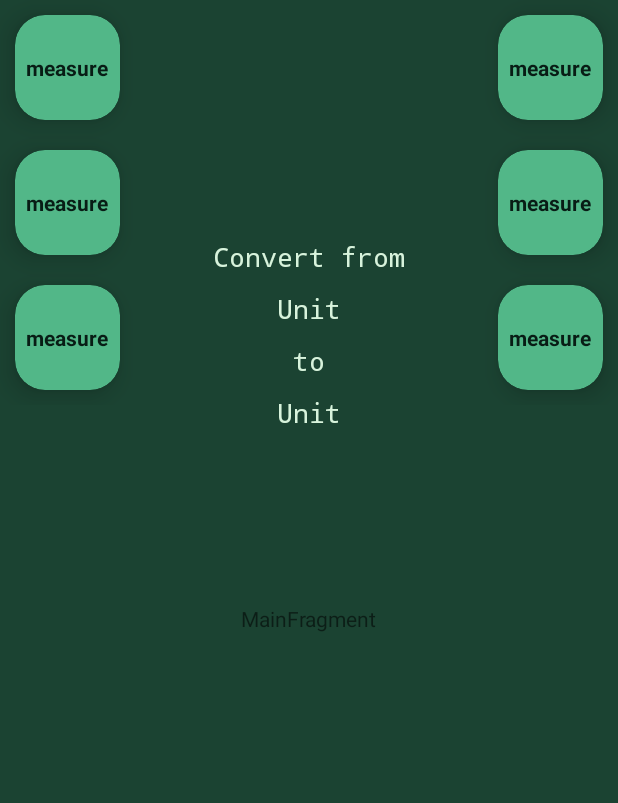
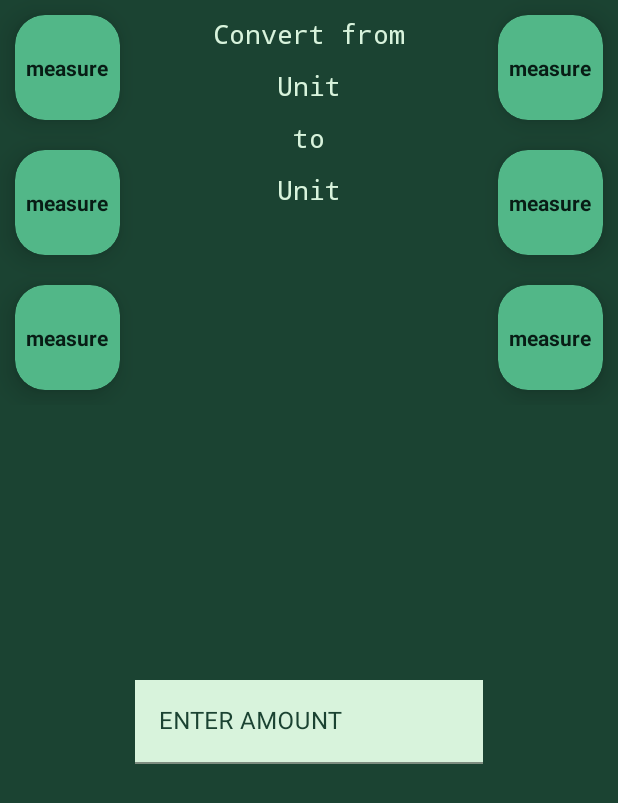
Before and after one commit to Kudlayra/MeasureConverter, an Android app: the layout fragment_main.xml on its own in the app's theme, with its tools: preview values and no code run, on a phone screen of 412 x 824 dp. Shown: the top 803 px of the screen. Run offline under Robolectric (Android 15) with nearby library versions, the phone set to English and light mode, and no system bars.

```diff
--- a/app/src/main/res/layout/fragment_main.xml
+++ b/app/src/main/res/layout/fragment_main.xml
@@ -19,16 +19,6 @@
 
     </androidx.recyclerview.widget.RecyclerView>
 
-    <TextView
-        android:id="@+id/message"
-        android:layout_width="wrap_content"
-        android:layout_height="wrap_content"
-        android:text="MainFragment"
-        app:layout_constraintBottom_toBottomOf="parent"
-        app:layout_constraintEnd_toEndOf="parent"
-        app:layout_constraintStart_toStartOf="parent"
-        app:layout_constraintTop_toTopOf="parent" />
-
     <androidx.recyclerview.widget.RecyclerView
         tools:listitem="@layout/item_for_recyclerview"
         android:id="@+id/recyclerViewRight"
@@ -40,16 +30,14 @@
     </androidx.recyclerview.widget.RecyclerView>
 
     <TextView
+        android:id="@+id/textView"
         style="@style/forText"
-        android:id="@+id/textView"
         android:layout_width="wrap_content"
         android:layout_height="wrap_content"
         android:text="Convert from"
-        app:layout_constraintBottom_toTopOf="@+id/message"
         app:layout_constraintEnd_toStartOf="@+id/recyclerViewRight"
         app:layout_constraintStart_toEndOf="@+id/recyclerViewLeft"
-        app:layout_constraintTop_toTopOf="parent"
-        app:layout_constraintVertical_bias="0.415" />
+        app:layout_constraintTop_toTopOf="parent" />
 
     <TextView
         style="@style/forText"
@@ -81,4 +69,25 @@
         app:layout_constraintStart_toStartOf="@+id/textView3"
         app:layout_constraintTop_toBottomOf="@+id/textView3" />
 
+    <com.google.android.material.textfield.TextInputLayout
+        android:id="@+id/textFieldForInput"
+        android:layout_width="0dp"
+        android:layout_height="wrap_content"
+        android:hint="@string/enter_amount"
+        android:textColorHint="@color/background"
+        app:layout_constraintBottom_toBottomOf="parent"
+        app:layout_constraintEnd_toStartOf="@+id/recyclerViewRight"
+        app:layout_constraintStart_toEndOf="@+id/recyclerViewLeft"
+        app:layout_constraintTop_toBottomOf="@+id/textViewWithUnitTwo">
+
+        <com.google.android.material.textfield.TextInputEditText
+            android:layout_width="match_parent"
+            android:textColor="@color/background"
+            android:textColorLink="@color/background"
+            android:layout_height="match_parent"
+            android:background="@color/light"
+            android:inputType="number|numberDecimal" />
+
+    </com.google.android.material.textfield.TextInputLayout>
+
 </androidx.constraintlayout.widget.ConstraintLayout>
--- a/app/src/main/res/values/colors.xml
+++ b/app/src/main/res/values/colors.xml
@@ -10,4 +10,5 @@
     <color name="background">#1b4332</color>
     <color name="itemBackground">#52b788</color>
     <color name="textColor">#081c15</color>
+    <color name="light">#D8F3DC</color>
 </resources>
--- a/app/src/main/res/values/strings.xml
+++ b/app/src/main/res/values/strings.xml
@@ -1,3 +1,4 @@
 <resources>
     <string name="app_name">MeasureConverter</string>
+    <string name="enter_amount">ENTER AMOUNT</string>
 </resources>
```
